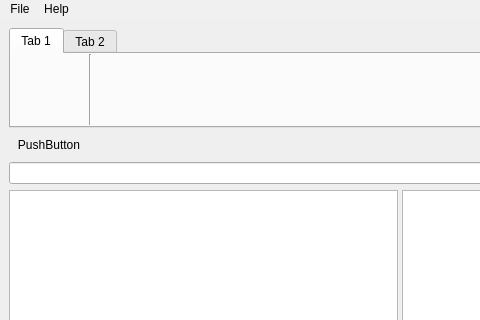
Before: the Qt Designer form gvDataBackup_MainWindow.ui in geoffvargo/gvDataBackup, drawn with Qt 5; both pictures show x 0 to 480 and y 0 to 320 of the 800 by 600 pixel window.
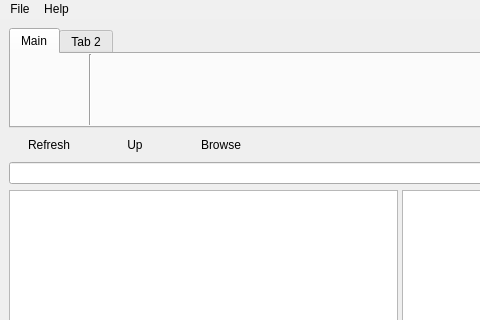
After: the same form once the commit is applied. Icons and pictures are not drawn.

Commit message: Yet more UI adjustments

Diff of the .ui file:
```diff
--- a/gvDataBackup_MainWindow.ui
+++ b/gvDataBackup_MainWindow.ui
@@ -116,7 +116,7 @@
       </property>
       <widget class="QWidget" name="tab">
        <attribute name="title">
-        <string>Tab 1</string>
+        <string>Main</string>
        </attribute>
        <widget class="QWidget" name="layoutWidget">
         <property name="geometry">
@@ -215,7 +215,27 @@
          <item>
           <widget class="QPushButton" name="pushButton_2">
            <property name="text">
-            <string>PushButton</string>
+            <string>Refresh</string>
+           </property>
+           <property name="flat">
+            <bool>true</bool>
+           </property>
+          </widget>
+         </item>
+         <item>
+          <widget class="QPushButton" name="upBTN">
+           <property name="text">
+            <string>Up</string>
+           </property>
+           <property name="flat">
+            <bool>true</bool>
+           </property>
+          </widget>
+         </item>
+         <item>
+          <widget class="QPushButton" name="browseBTN">
+           <property name="text">
+            <string>Browse</string>
            </property>
            <property name="flat">
             <bool>true</bool>
```
Left out of the diff: 4 changed lines with no effect on the pictures.
